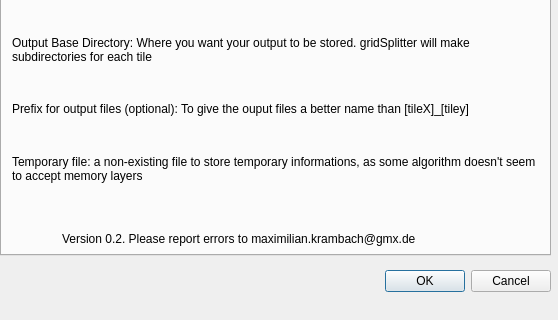
Qt form gridSplitter_dialog_base.ui (Sereza7/gridsplitter) before a commit; both pictures show x 0 to 558 and y 225 to 545 of the 558 by 545 pixel window.
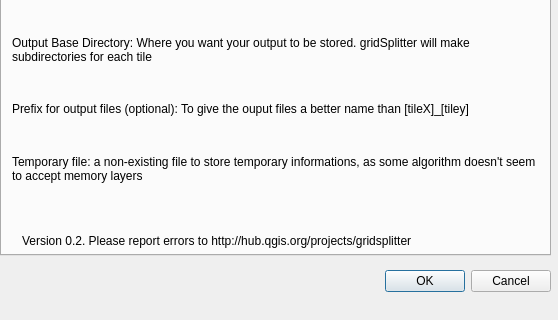
The same form after that commit. The open tabs and pages were chosen to show the change. Custom widgets are drawn as their Qt base class.

```diff
--- a/gridSplitter_dialog_base.ui
+++ b/gridSplitter_dialog_base.ui
@@ -198,17 +198,17 @@
     <widget class="QLabel" name="label_2">
      <property name="geometry">
       <rect>
-       <x>60</x>
+       <x>20</x>
        <y>430</y>
-       <width>391</width>
-       <height>16</height>
+       <width>501</width>
+       <height>20</height>
       </rect>
      </property>
      <property name="locale">
       <locale language="English" country="UnitedStates"/>
      </property>
      <property name="text">
-      <string>Version 0.2. Please report errors to maximilian.krambach@gmx.de</string>
+      <string>Version 0.2. Please report errors to http://hub.qgis.org/projects/gridsplitter</string>
      </property>
     </widget>
     <widget class="QWidget" name="layoutWidget">
```
Left out of the diff: 2 changed lines with no effect on the pictures.
